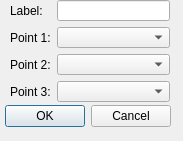
Qt form Dialogs/AddCircleDialogs/addcirclethroughpoints.ui (LFriday13/geometry-toolbox) before a commit.
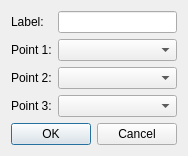
The same form after that commit.

Patch:
```diff
--- a/Dialogs/AddCircleDialogs/addcirclethroughpoints.ui
+++ b/Dialogs/AddCircleDialogs/addcirclethroughpoints.ui
@@ -13,31 +13,8 @@
   <property name="windowTitle">
    <string>Dialog</string>
   </property>
-  <widget class="QDialogButtonBox" name="buttonBox">
-   <property name="geometry">
-    <rect>
-     <x>0</x>
-     <y>100</y>
-     <width>171</width>
-     <height>32</height>
-    </rect>
-   </property>
-   <property name="orientation">
-    <enum>Qt::Horizontal</enum>
-   </property>
-   <property name="standardButtons">
-    <set>QDialogButtonBox::Cancel|QDialogButtonBox::Ok</set>
-   </property>
-  </widget>
-  <widget class="QWidget" name="formLayoutWidget">
-   <property name="geometry">
-    <rect>
-     <x>10</x>
-     <y>0</y>
-     <width>160</width>
-     <height>102</height>
-    </rect>
-   </property>
+  <layout class="QVBoxLayout" name="verticalLayout">
+   <item>
    <layout class="QFormLayout" name="formLayout">
     <item row="0" column="0">
      <widget class="QLabel" name="labelLabel">
@@ -80,7 +57,18 @@
      <widget class="QComboBox" name="point3ComboBox"/>
     </item>
    </layout>
-  </widget>
+   </item>
+   <item>
+    <widget class="QDialogButtonBox" name="buttonBox">
+     <property name="orientation">
+      <enum>Qt::Horizontal</enum>
+     </property>
+     <property name="standardButtons">
+      <set>QDialogButtonBox::Cancel|QDialogButtonBox::Ok</set>
+     </property>
+    </widget>
+   </item>
+  </layout>
  </widget>
  <resources/>
  <connections>
```
Lines whose indentation alone changed are shown as unchanged.
